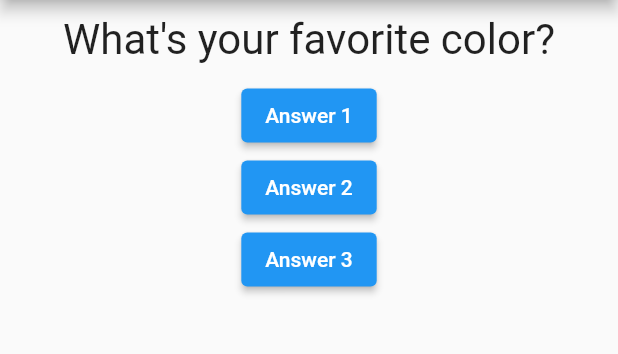
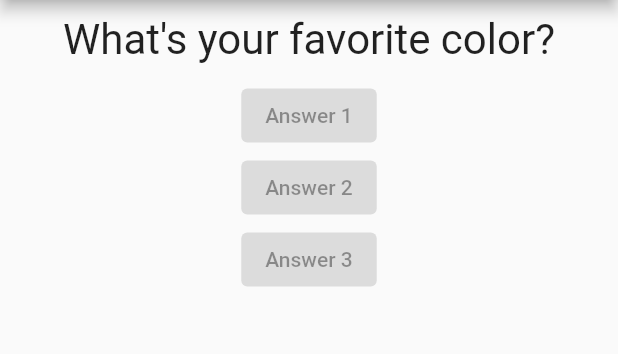
Before and after one commit to mfranco94/quiz_app, a Flutter app: the screen it shows after launch, on a phone screen of 412 x 824 dp, the part 84-438 px from its top. Run offline on Flutter 3.47's test engine with Material 2 defaults, Android fonts, the phone set to English and light mode, and no system bars.

Commit message:
add answer widget

```diff
--- /dev/null
+++ b/lib/answer.dart
@@ -0,0 +1,14 @@
+import 'package:flutter/material.dart';
+
+class Answer extends StatelessWidget {
+  final String title;
+
+  Answer(this.title);
+
+  Widget build(BuildContext context) {
+    return ElevatedButton(
+      onPressed: null,
+      child: Text(title),
+    );
+  }
+}
--- a/lib/main.dart
+++ b/lib/main.dart
@@ -1,5 +1,6 @@
 import 'package:flutter/material.dart';
 import './question.dart';
+import './answer.dart';
 
 void main() => runApp(QuizApp());
 
@@ -26,18 +27,9 @@ class _QuizAppState extends State<QuizApp> {
         body: Column(
           children: [
             Question(questions[_selectedQuestion]),
-            ElevatedButton(
-              child: Text('Answer 1'),
-              onPressed: _answer,
-            ),
-            ElevatedButton(
-              child: Text('Answer 2'),
-              onPressed: _answer,
-            ),
-            ElevatedButton(
-              child: Text('Answer 3'),
-              onPressed: _answer,
-            ),
+            Answer('Answer 1'),
+            Answer('Answer 2'),
+            Answer('Answer 3'),
           ],
         ),
       ),
```
